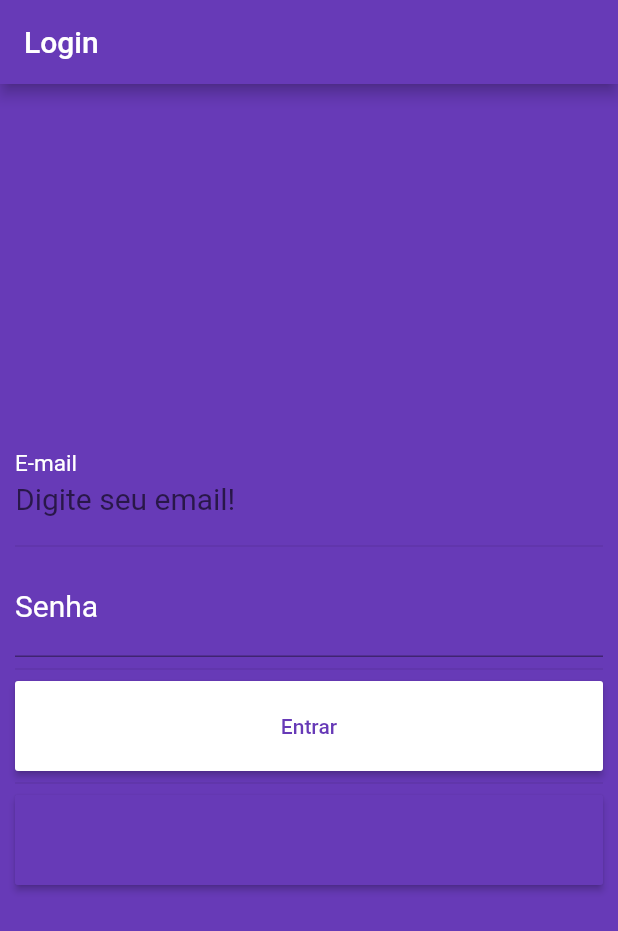
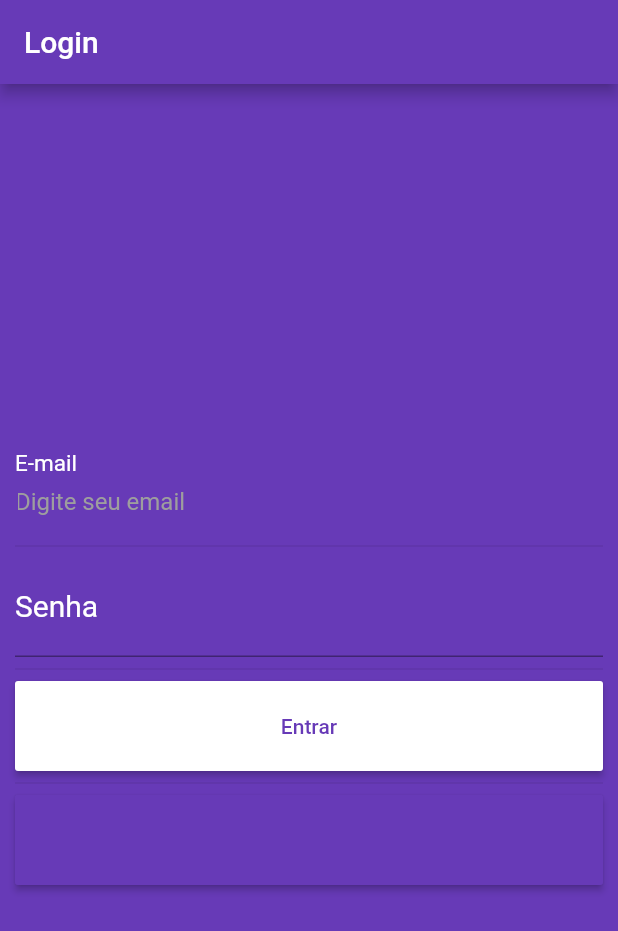
Before and after one commit to Thlimass/Login_Screen_App, a Flutter app: the screen it shows after launch, on a phone screen of 412 x 824 dp. Shown: the top 931 px of the screen. Run offline on Flutter 3.47's test engine with Material 2 defaults, Android fonts, the phone set to English and light mode, and no system bars; our stand-ins replace firebase_auth, google_sign_in; accounts and stored records are empty.

Commit message:
Aplicanto estilo a hintText do email e senha.

```diff
--- a/lib/pages/login_page.dart
+++ b/lib/pages/login_page.dart
@@ -36,7 +36,8 @@ class _LoginPageState extends State<LoginPage> {
                 decoration: InputDecoration(
                     labelText: "E-mail",
                     labelStyle: TextStyle(color: Colors.white),
-                  hintText: "Digite seu email!"
+                  hintText: "Digite seu email",
+                    hintStyle: TextStyle(fontSize: 16.0, color: Colors.grey),
                 ),
                 autofocus: true,
                 keyboardType: TextInputType.emailAddress,
@@ -49,7 +50,8 @@ class _LoginPageState extends State<LoginPage> {
                 decoration: InputDecoration(
                     labelText: "Senha",
                     labelStyle: TextStyle(color: Colors.white),
-                    hintText: "Digite sua senha!"
+                    hintText: "Digite sua senha",
+                    hintStyle: TextStyle(fontSize: 16.0, color: Colors.grey),
                 ),
                 autofocus: true,
                 obscureText: true, //esconder a senha
```
